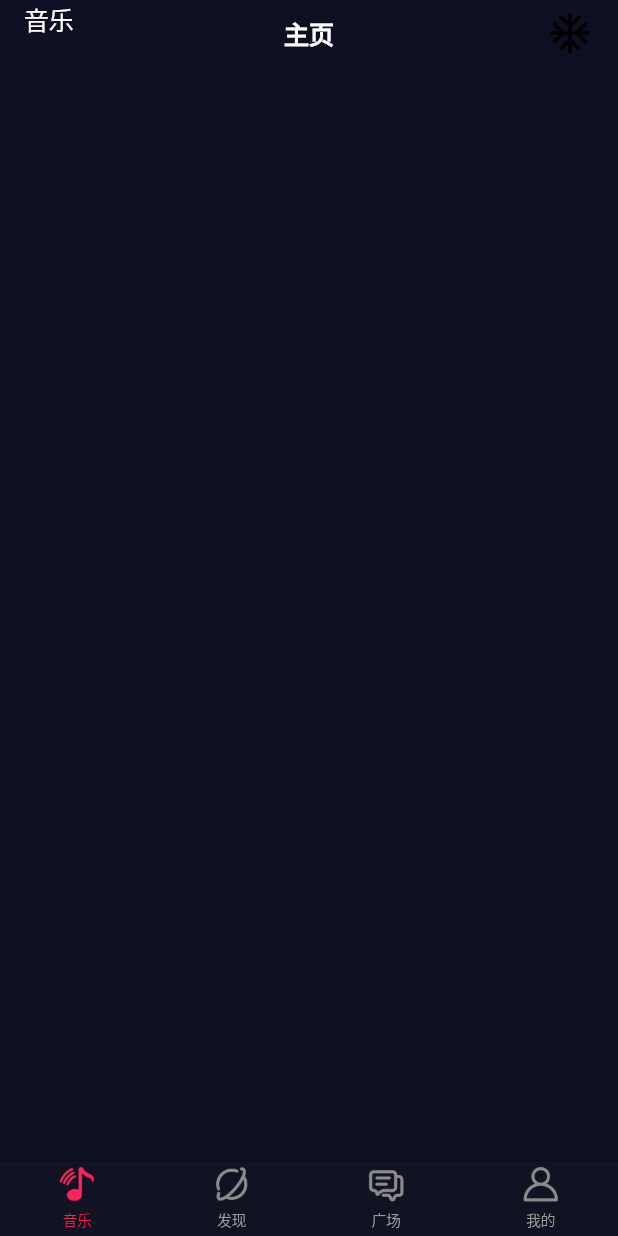
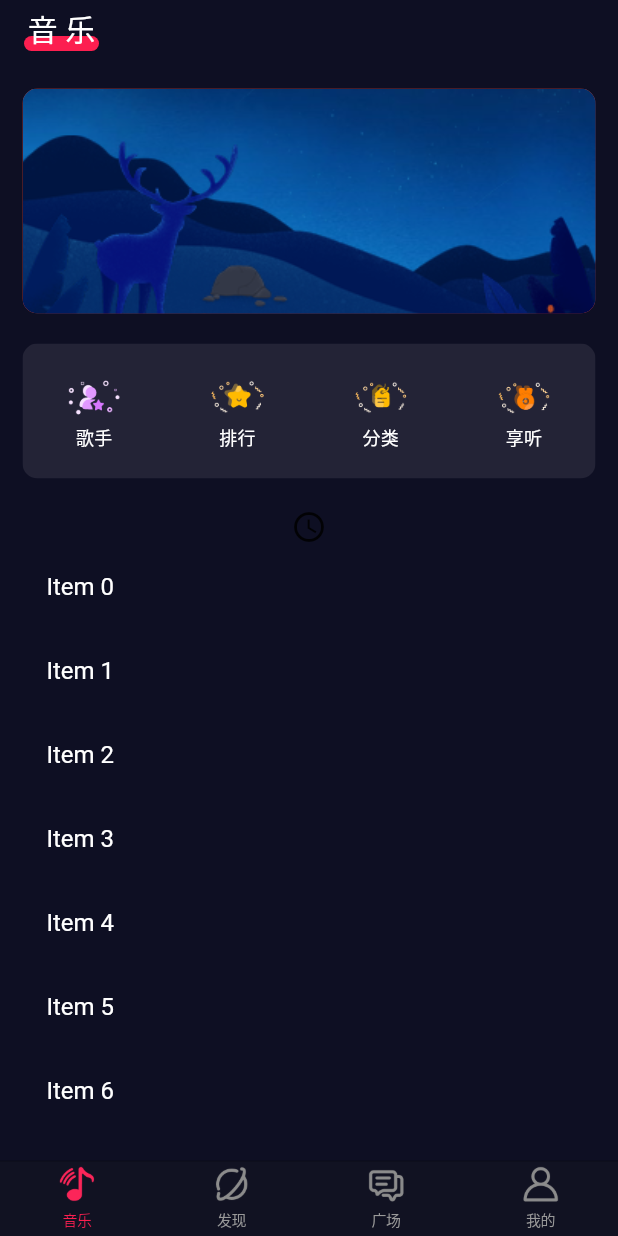
Before and after one commit to ixzk/Music-Flutter, a Flutter app: the screen it shows after launch, on a phone screen of 412 x 824 dp. Run offline on Flutter 3.47's test engine with Material 2 defaults, Android fonts, the phone set to English and light mode, and no system bars.

Commit message:
[音乐] 基本页面搭建

```diff
--- /dev/null
+++ b/lib/pages/mine/Mine.dart
@@ -0,0 +1 @@
+// 个人中心
--- a/lib/pages/music/Music.dart
+++ b/lib/pages/music/Music.dart
@@ -6,17 +6,93 @@ import 'package:music/widgets/TitleLine.dart';
 
 class Music extends StatelessWidget {
 
+  final items = List<String>.generate(50, (i) => "Item $i");
+
+  // 布局常量
+  final slideArea = 0;  // 顶部幻灯区
+  final navArea = 1;    // 金刚位
+  final listsArea = 2;  // 歌单推荐
+
   @override
   Widget build(BuildContext context) {
-    return CupertinoPageScaffold(
-      backgroundColor: Color(0xFF0E0F23),
-      navigationBar: CupertinoNavigationBar(
+    return Material(
+      child: CupertinoPageScaffold(
         backgroundColor: Color(0xFF0E0F23),
-        leading: TitleLine(title: '音乐'),
-        middle: Text('主页', style: TextStyle(color: Colors.white)),
-        trailing: Icon(Icons.ac_unit),
+        navigationBar: CupertinoNavigationBar(
+          backgroundColor: Color(0xFF0E0F23),
+          leading: TitleLine(title: '音乐'),
+        ),
+        child: ListView.builder(
+          padding: EdgeInsets.all(15.0),
+          itemCount: items.length,
+          itemBuilder: (context, index) {
+            if (index == slideArea) {
+              return Container(
+                margin: EdgeInsets.only(bottom: 20.0),
+                child: ClipRRect(
+                  borderRadius: BorderRadius.circular(10.0),
+                  child: Container(
+                    color: Colors.red,
+                    height: 150,
+                    child: Image.asset('images/login/bg.png', fit: BoxFit.cover)
+                  )
+                )
+              );
+            } else if (index == navArea) {
+              return Container(
+                margin: EdgeInsets.only(bottom: 20.0),
+                child: ClipRRect(
+                  borderRadius: BorderRadius.circular(10.0),
+                  child: Container(
+                    height: 90,
+                    color: Color(0xFF232336),
+                    child: Row(
+                      mainAxisAlignment: MainAxisAlignment.spaceAround,
+                      children: <Widget>[
+                        Column(
+                          mainAxisAlignment: MainAxisAlignment.center,
+                          children: <Widget>[
+                            Image.asset('images/music/geshou.png', width: 35.0, height: 35.0),
+                            Text('歌手', style: TextStyle(color: Colors.white, fontSize: 12.0))
+                          ],
+                        ),
+                        Column(
+                          mainAxisAlignment: MainAxisAlignment.center,
+                          children: <Widget>[
+                            Image.asset('images/music/paihang.png', width: 35.0, height: 35.0),
+                            Text('排行', style: TextStyle(color: Colors.white, fontSize: 12.0))
+                          ],
+                        ),
+                        Column(
+                          mainAxisAlignment: MainAxisAlignment.center,
+                          children: <Widget>[
+                            Image.asset('images/music/fenlei.png', width: 35.0, height: 35.0),
+                            Text('分类', style: TextStyle(color: Colors.white, fontSize: 12.0))
+                          ],
+                        ),
+                        Column(
+                          mainAxisAlignment: MainAxisAlignment.center,
+                          children: <Widget>[
+                            Image.asset('images/music/qita.png', width: 35.0, height: 35.0),
+                            Text('享听', style: TextStyle(color: Colors.white, fontSize: 12.0))
+                          ],
+                        ),
+                      ],
+                    ),
+                  )
+                )
+              );
+            } else if (index == listsArea) {
+              return Icon(Icons.access_time);
+            } else {
+              return ListTile(
+                title: Text('${items[index - 3]}', style: TextStyle(color: Colors.white),)
+              );
+            }
+          },
+        ),
+        // child: Center(),
       ),
-      child: Center(),
     );
   }
 }
--- a/lib/pages/music/MusicNavBar.dart
+++ /dev/null
@@ -1,13 +0,0 @@
-// 音乐页面NavigationBar
-
-import 'package:flutter/material.dart';
-
-class MusicNavBar extends StatelessWidget {
-
-  @override
-  Widget build(BuildContext context) {
-    return Container(
-      color: Colors.red,
-    );
-  }
-}
--- a/lib/widgets/TitleLine.dart
+++ b/lib/widgets/TitleLine.dart
@@ -12,14 +12,29 @@ class TitleLine extends StatelessWidget {
   Widget build(BuildContext context) {
     return Stack(
       children: <Widget>[
-        Text(
-          this.title ?? '',
-          style: TextStyle(color: Colors.white),
+        Positioned(
+          bottom: 10,
+          child: ClipRRect(
+            borderRadius: BorderRadius.circular(5.0),
+            child: Container(
+              width: this.title.length * 25.0,
+              height: 10,
+              color: Color(0xFFFC1F50),
+            ),
+          )
         ),
-        Column(
-          children: <Widget>[
-            Expanded(child: SizedBox()),
-          ],
+        Positioned(
+          width: this.title.length * 25.0,
+          bottom: 10,
+          child: Row(
+            mainAxisAlignment: MainAxisAlignment.center,
+            children: <Widget>[
+              Text(
+                this.title ?? '',
+                style: TextStyle(color: Colors.white, letterSpacing: 5.0, fontSize: 20.0)
+              ),
+            ],
+          ),
         )
       ],
     );
--- a/pubspec.yaml
+++ b/pubspec.yaml
@@ -55,6 +55,12 @@ flutter:
    # 登录
    - images/login/bg.png
 
+   # 音乐
+   - images/music/fenlei.png
+   - images/music/qita.png
+   - images/music/paihang.png
+   - images/music/geshou.png
+
   # An image asset can refer to one or more resolution-specific "variants", see
   # https://flutter.dev/assets-and-images/#resolution-aware.
 
```
Also changed, not shown: images/music/fenlei.png (added), images/music/geshou.png (added), images/music/paihang.png (added), images/music/qita.png (added).
